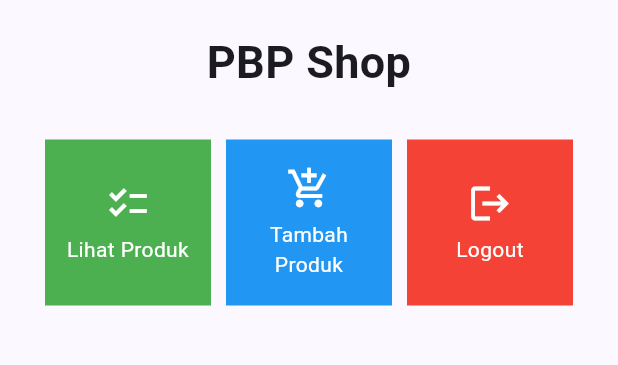
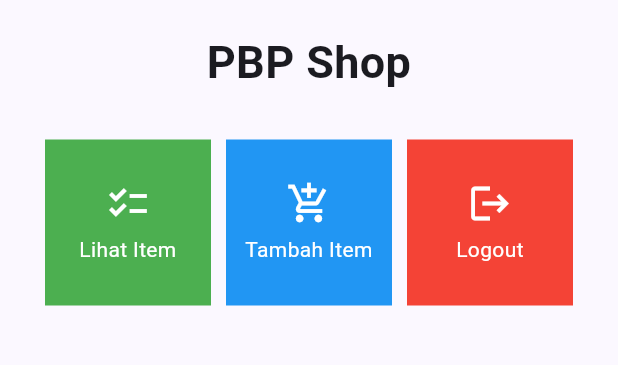
Before and after one commit to farrelayman09/faymart-mobile, a Flutter app: the screen it shows after launch, on a phone screen of 412 x 824 dp, the part 84-449 px from its top. Run offline on Flutter 3.47's test engine with Material 2 defaults, Android fonts, the light colour scheme and no system bars.

```diff
--- a/lib/menu.dart
+++ b/lib/menu.dart
@@ -112,7 +112,7 @@
 }
 
 final List<ShopItem> items = [
-  ShopItem("Lihat Produk", Icons.checklist, Colors.green),
-  ShopItem("Tambah Produk", Icons.add_shopping_cart, Colors.blue),
+  ShopItem("Lihat Item", Icons.checklist, Colors.green),
+  ShopItem("Tambah Item", Icons.add_shopping_cart, Colors.blue),
   ShopItem("Logout", Icons.logout, Colors.red),
 ];
```
